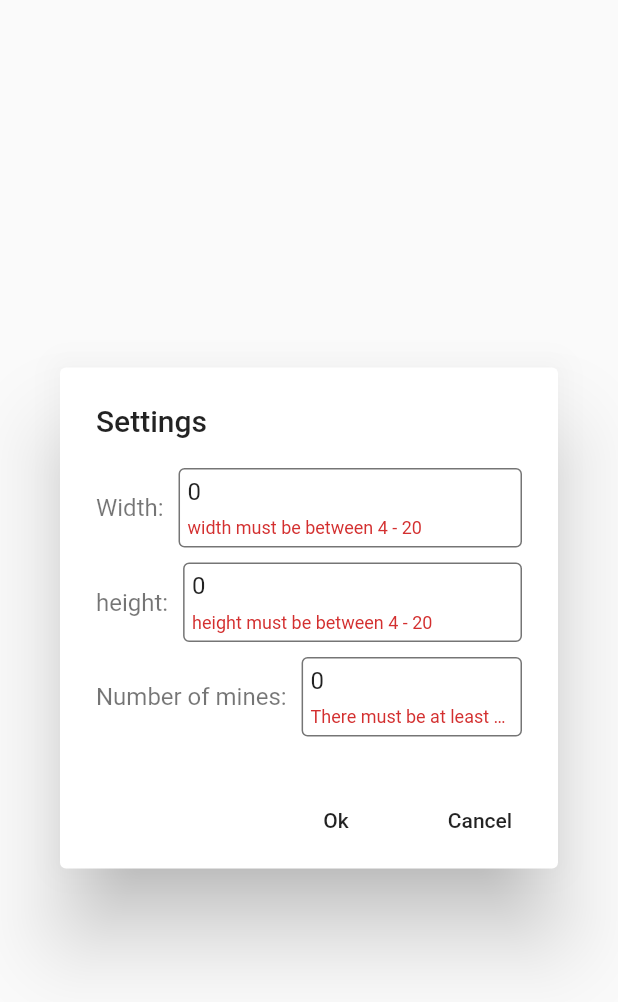
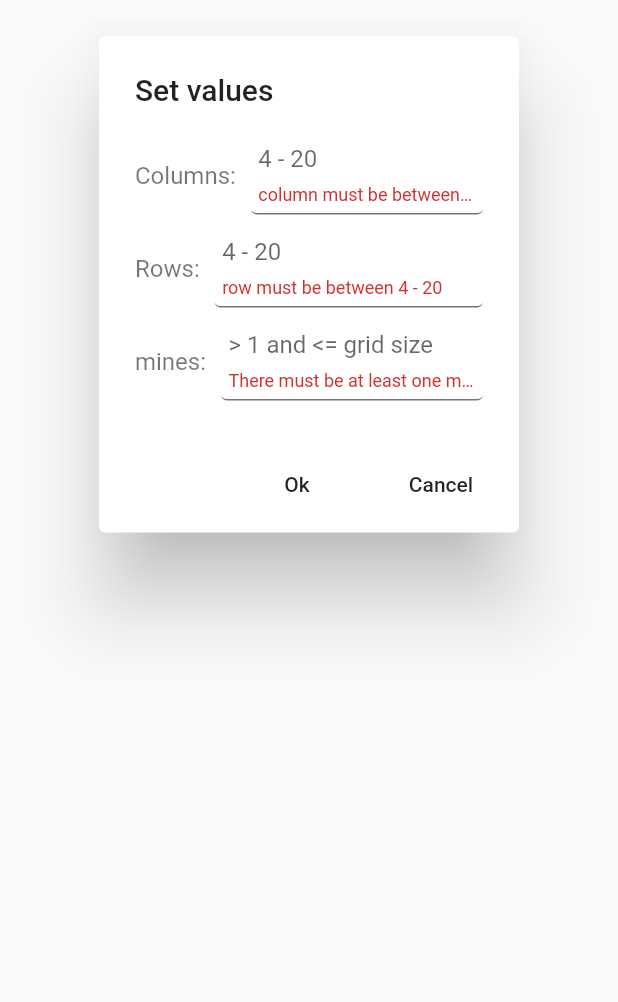
Before and after one commit to ECFK75C8/minesweeper, a Flutter app: the AddDialog widget shown alone on an empty page, opened directly, after a tap on "Ok", on a phone screen of 412 x 824 dp. Shown: the top 1002 px of the screen. Run offline on Flutter 3.47's test engine with Material 2 defaults, Android fonts, the phone set to English and light mode, and no system bars; our stand-ins replace rflutter_alert.

Commit message:
redesign of add dialog

```diff
--- a/lib/models/cell.dart
+++ b/lib/models/cell.dart
@@ -7,7 +7,7 @@ class Cell {
   bool revealed = false;
   int neighborsCount = 0;
   Color iconColor = Colors.black;
-  IconData flagIcon;
+  IconData flagIcon = Icons.flag;
 
   // Cell();
   // Cell.init({
--- a/lib/providers/cell_item.dart
+++ b/lib/providers/cell_item.dart
@@ -38,7 +38,7 @@ class CellItems extends ChangeNotifier {
 
   bool get win {
     if (gameOver) return false;
-    var result = grid.fold<int>(
+    var won = grid.fold<int>(
                 0,
                 (previousValue, element) =>
                     previousValue +
@@ -50,12 +50,12 @@ class CellItems extends ChangeNotifier {
             mines ==
         size;
 
-    if (result) {
+    if (won) {
       _numberOfFlags = _numberOfMines;
-      _stopGame(result);
+      _stopGame(won);
     }
 
-    return result;
+    return won;
   }
 
   List<List<Cell>> get _make2DList =>
@@ -164,13 +164,13 @@ class CellItems extends ChangeNotifier {
     });
   }
 
-  void _stopGame([bool win = false]) {
+  void _stopGame([bool won = false]) {
     grid
         .asMap()
         .forEach((rowIndex, row) => row.asMap().forEach((cellIndex, cell) {
               if (!cell.revealed) {
                 _grid[rowIndex][cellIndex].revealed = true;
-                if (win) _grid[rowIndex][cellIndex].flag = true;
+                if (won) _grid[rowIndex][cellIndex].flag = true;
               }
             }));
 
--- /dev/null
+++ b/lib/widgets/add_dialog_row_item.dart
@@ -0,0 +1,62 @@
+import 'package:flutter/material.dart';
+
+class DialogRowItem extends StatelessWidget {
+  final String label;
+  final String hintText;
+  final Function validator;
+  final FocusNode focusNode;
+  final Function onSubmitted;
+  final Function onTap;
+  final inputAction;
+  final TextEditingController controller;
+
+  const DialogRowItem({
+    Key key,
+    @required this.label,
+    @required this.hintText,
+    @required this.controller,
+    this.focusNode,
+    this.onSubmitted,
+    this.onTap,
+    this.inputAction,
+    @required this.validator,
+  }) : super(key: key);
+
+  @override
+  Widget build(BuildContext context) {
+    return Row(
+      children: [
+        Text(
+          '$label:',
+          style: TextStyle(color: Colors.black54),
+        ),
+        Expanded(
+          child: Container(
+            padding: const EdgeInsets.all(5),
+            margin: const EdgeInsets.only(left: 10),
+            decoration: BoxDecoration(
+                borderRadius: BorderRadius.circular(4),
+                border: Border(
+                    bottom: BorderSide(
+                        color: (focusNode.hasFocus)
+                            ? Theme.of(context).accentColor
+                            : Colors.black54))),
+            child: TextFormField(
+                keyboardType: TextInputType.number,
+                controller: controller,
+                decoration: InputDecoration.collapsed(
+                  hintText: hintText,
+                ),
+                textInputAction: inputAction,
+                focusNode: focusNode,
+                onFieldSubmitted: onSubmitted,
+                validator: validator,
+                onTap: onTap,
+                ),
+
+          ),
+        ),
+      ],
+    );
+  }
+}
--- a/lib/widgets/my_alert_dialog.dart
+++ b/lib/widgets/my_alert_dialog.dart
@@ -1,4 +1,5 @@
 import 'package:flutter/material.dart';
+import '../widgets/add_dialog_row_item.dart';
 import '../models/value.dart';
 
 class AddDialog extends StatefulWidget {
@@ -7,28 +8,34 @@ class AddDialog extends StatefulWidget {
 }
 
 class _AddDialogState extends State<AddDialog> {
-  var _formKey = GlobalKey<FormState>();
-  var widthController = TextEditingController(text: '0');
-  var heightController = TextEditingController(text: '0');
-  var minesController = TextEditingController(text: '0');
+  final _rowFocusNode = FocusNode();
+  final _minesFocusNode = FocusNode();
+  final _columnFocusNode = FocusNode();
+  final _formKey = GlobalKey<FormState>();
+  final _rowController = TextEditingController();
+  final _minesController = TextEditingController();
+  final _columnController = TextEditingController();
 
   void _submitButton() {
     if (_formKey.currentState.validate()) {
-      var column = int.parse(widthController.text);
-      var row = int.parse(heightController.text);
-      var mines = int.parse(minesController.text);
+      var row = int.parse(_rowController.text);
+      var mines = int.parse(_minesController.text);
+      var column = int.parse(_columnController.text);
       var result = Value(
+        row: row,
         column: column,
-        row: row,
         noOfMines: mines,
       );
       Navigator.of(context).pop(result);
     }
   }
 
+  void _onTap() => setState(() {});
+
   @override
   Widget build(BuildContext context) {
-    return AlertDialog(
+    return SingleChildScrollView(
+      child: AlertDialog(
         actions: [
           FlatButton(
             child: Text('Ok'),
@@ -41,111 +48,78 @@ class _AddDialogState extends State<AddDialog> {
             },
           ),
         ],
-      title: Text('Settings'),
+        title: Text('Set values'),
         content: Form(
           key: _formKey,
           child: Column(
             mainAxisSize: MainAxisSize.min,
             children: [
-            Row(
-              children: [
-                Text(
-                  'Width:',
-                  style: TextStyle(color: Colors.black54),
-                ),
-                Expanded(
-                  child: Container(
-                    padding: EdgeInsets.all(5),
-                    margin: EdgeInsets.only(left: 10),
-                    decoration: BoxDecoration(
-                      borderRadius: BorderRadius.circular(4),
-                      border: Border.all(color: Colors.black54),
-                    ),
-                    child: TextFormField(
-                      keyboardType: TextInputType.number,
-                      controller: widthController,
-                      decoration: InputDecoration.collapsed(
+              DialogRowItem(
+                label: 'Columns',
                 hintText: '4 - 20',
-                      ),
+                focusNode: _columnFocusNode,
+                controller: _columnController,
+                inputAction: TextInputAction.next,
+                onTap: _onTap,
+                onSubmitted: (_) =>
+                    FocusScope.of(context).requestFocus(_rowFocusNode),
                 validator: (value) {
-                        var result = int.parse(value);
+                  var result = int.tryParse(value) ?? 0;
                   if (result < 4 || result > 20)
-                          return 'width must be between 4 - 20';
+                    return 'column must be between 4 - 20';
                   return null;
                 },
               ),
+              SizedBox(height: 10),
+              DialogRowItem(
+                label: 'Rows',
+                hintText: '4 - 20',
+                focusNode: _rowFocusNode,
+                controller: _rowController,
+                inputAction: TextInputAction.next,
+                onTap: _onTap,
+                onSubmitted: (_) =>
+                    FocusScope.of(context).requestFocus(_minesFocusNode),
+                validator: (value) {
+                  var result = int.tryParse(value) ?? 0;
+                  if (result < 4 || result > 20)
+                    return 'row must be between 4 - 20';
+                  return null;
+                },
               ),
+              SizedBox(height: 10),
+              DialogRowItem(
+                label: 'mines',
+                hintText: '> 1 and <= grid size',
+                focusNode: _minesFocusNode,
+                controller: _minesController,
+                inputAction: TextInputAction.done,
+                onTap: _onTap,
+                onSubmitted: (_) => _submitButton(),
+                validator: (String value) {
+                  var column = _columnController.text.isNotEmpty
+                      ? _columnController.text
+                      : '0';
+                  var row = _rowController.text.isNotEmpty
+                      ? _rowController.text
+                      : '0';
+
+                  value = value.isNotEmpty ? value : '0';
+
+                  try {
+                    var size = int.parse(row) * int.parse(column);
+                    if (int.parse(value) == 0 || value.isEmpty)
+                      return 'There must be at least one mine';
+                    if (int.parse(value) > size)
+                      return 'Number of mines must be less than or equal to grid size';
+                  } catch (e) {
+                    return 'invalid value';
+                  }
+                  return null;
+                },
               ),
             ],
           ),
-            SizedBox(height: 10),
-            Row(
-              children: [
-                Text(
-                  'height:',
-                  style: TextStyle(color: Colors.black54),
-                ),
-                Expanded(
-                  child: Container(
-                    padding: EdgeInsets.all(5),
-                    margin: EdgeInsets.only(left: 10),
-                    decoration: BoxDecoration(
-                      borderRadius: BorderRadius.circular(4),
-                      border: Border.all(color: Colors.black54),
-                    ),
-                    child: TextFormField(
-                      controller: heightController,
-                      keyboardType: TextInputType.number,
-                      decoration: InputDecoration.collapsed(
-                        hintText: '4 - 20',
-                      ),
-                      validator: (value) {
-                        var result = int.parse(value);
-                        if (result < 4 || result > 20)
-                          return 'height must be between 4 - 20';
-                        return null;
-                      },
-                    ),
-                  ),
-                ),
-              ],
-            ),
-            SizedBox(height: 10),
-            Row(
-              children: [
-                Text(
-                  'Number of mines:',
-                  style: TextStyle(color: Colors.black54),
-                ),
-                Expanded(
-                  child: Container(
-                    padding: EdgeInsets.all(5),
-                    margin: EdgeInsets.only(left: 10),
-                    decoration: BoxDecoration(
-                      borderRadius: BorderRadius.circular(4),
-                      border: Border.all(color: Colors.black54),
-                    ),
-                    child: TextFormField(
-                      controller: minesController,
-                      keyboardType: TextInputType.number,
-                      decoration: InputDecoration.collapsed(
-                        hintText: '> 1 and <= grid size',
-                      ),
-                      validator: (value) {
-                        var size = int.parse(widthController.text) *
-                            int.parse(heightController.text);
-                        if (int.parse(value) == 0)
-                          return 'There must be at least one mine';
-                        if (int.parse(value) > size)
-                          return 'Number of mines must be less than or equal to grid size';
-                        return null;
-                      },
-                    ),
-                  ),
-                ),
-              ],
-            ),
-          ],
         ),
       ),
     );
```
Lines whose indentation alone changed are shown as unchanged.
